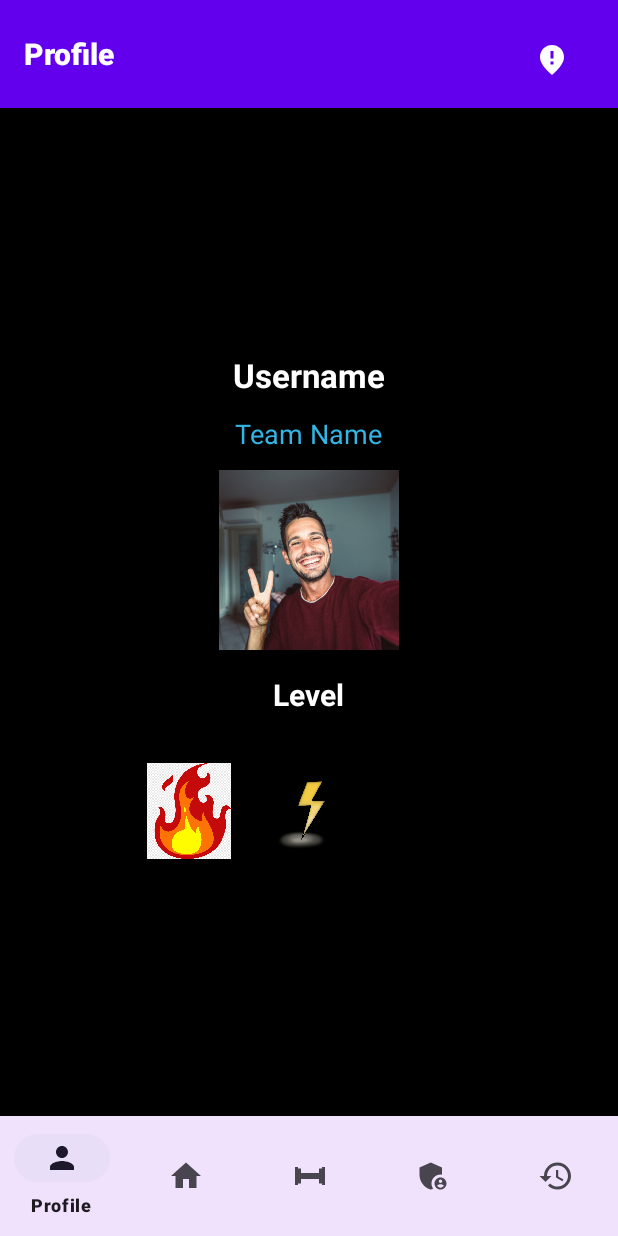
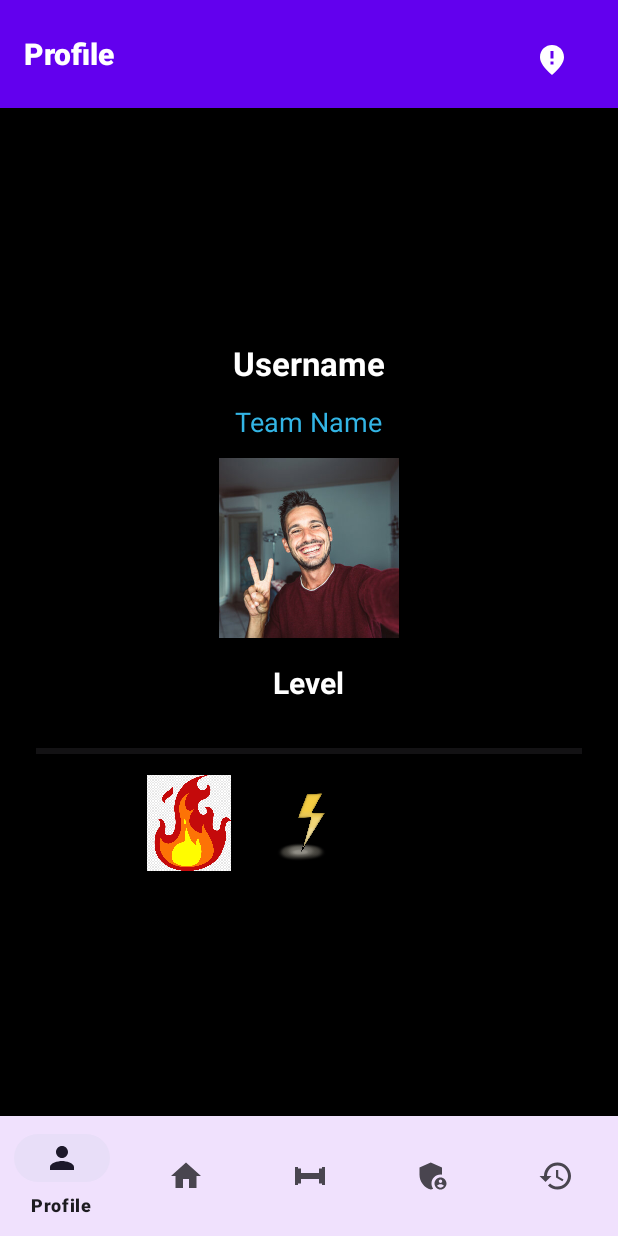
Before and after one commit to leon-tanguay/Training_ARC, an Android app: the ProfileFragment screen opened through its navigation route, on a phone screen of 412 x 824 dp. Run offline under Robolectric (Android 15) with nearby library versions, the phone set to English and light mode, and no system bars; our stand-ins replace Room's generated code, navigation-ui.

Commit message:
added xp increase on profile screen

```diff
--- a/app/src/main/java/com/example/trainingarc/data/UserDao.kt
+++ b/app/src/main/java/com/example/trainingarc/data/UserDao.kt
@@ -4,6 +4,8 @@ import androidx.room.Dao
 import androidx.room.Insert
 import androidx.room.Query
 import com.example.trainingarc.model.User
+import androidx.room.Update
+
 
 @Dao
 interface UserDao {
@@ -15,4 +17,10 @@ interface UserDao {
 
     @Query("SELECT * FROM User WHERE username = :username LIMIT 1")
     fun getUserByUsername(username: String): User?
+
+    @Query("UPDATE user SET points = :points WHERE userId = :userId")
+    fun updatePoints(userId: Int, points: Int)
+
+    @Update
+    fun updateUser(user: User)
 }
--- a/app/src/main/java/com/example/trainingarc/model/AppDatabase.kt
+++ b/app/src/main/java/com/example/trainingarc/model/AppDatabase.kt
@@ -8,7 +8,7 @@ import androidx.room.TypeConverters
 import com.example.trainingarc.data.UserDao
 import com.example.trainingarc.data.WorkoutDao
 
-@Database(entities = [User::class, Workout::class], version = 4)
+@Database(entities = [User::class, Workout::class], version = 7) // ← incremented version
 @TypeConverters(Converters::class)
 abstract class AppDatabase : RoomDatabase() {
 
--- a/app/src/main/java/com/example/trainingarc/model/Profile.kt
+++ b/app/src/main/java/com/example/trainingarc/model/Profile.kt
@@ -7,7 +7,6 @@ import androidx.room.Embedded
 data class Profile(
     val name: String,
     val team: String,
-    val level: Int,
     val profilePicResId: Int,
     val badges: List<Int>
 )
--- a/app/src/main/java/com/example/trainingarc/model/User.kt
+++ b/app/src/main/java/com/example/trainingarc/model/User.kt
@@ -9,5 +9,15 @@ data class User(
     @PrimaryKey(autoGenerate = true) val userId: Int = 0,
     val username: String,
     val email: String,
-    @Embedded val profile: Profile? = null // ✅ Store profile directly
-)
+    val points: Int = 0,
+    val pointsThisWeek: Int = 0,
+
+    @Embedded(prefix = "profile_")
+    val profile: Profile? = null
+) {
+    val level: Int
+        get() = (points / 100) + 1
+
+    val progressToNextLevel: Int
+        get() = points % 100
+}
--- a/app/src/main/java/com/example/trainingarc/testing/TestWorkoutData.kt
+++ b/app/src/main/java/com/example/trainingarc/testing/TestWorkoutData.kt
@@ -8,7 +8,7 @@ import com.example.trainingarc.model.AppDatabase
 suspend fun generateTestWorkoutFeed(context: Context): WorkoutFeed {
     val db = AppDatabase.getDatabase(context)
 
-    val testProfile = Profile("greg", "greg’s g's", 25, 4, emptyList())
+    val testProfile = Profile("greg", "greg’s g's", profilePicResId = 25, badges = emptyList())
 
     val userId = db.userDao().insert(
         User(username = "greg", email = "", profile = testProfile)
--- a/app/src/main/java/com/example/trainingarc/ui/login/LoginActivity.kt
+++ b/app/src/main/java/com/example/trainingarc/ui/login/LoginActivity.kt
@@ -48,7 +48,6 @@ class LoginActivity : AppCompatActivity() {
                             profile = Profile(
                                 name = username,
                                 team = "New Recruit",
-                                level = 1,
                                 profilePicResId = R.drawable.profile_pic_placeholder,
                                 badges = listOf(
                                     R.drawable.badge_fire,
--- a/app/src/main/java/com/example/trainingarc/ui/profile/ProfileFragment.kt
+++ b/app/src/main/java/com/example/trainingarc/ui/profile/ProfileFragment.kt
@@ -14,37 +14,44 @@ class ProfileFragment : Fragment() {
     private var _binding: FragmentProfileBinding? = null
     private val binding get() = _binding!!
 
+    private lateinit var profileViewModel: ProfileViewModel
+
     override fun onCreateView(
         inflater: LayoutInflater,
         container: ViewGroup?,
         savedInstanceState: Bundle?
     ): View {
         _binding = FragmentProfileBinding.inflate(inflater, container, false)
-        val root: View = binding.root
+        return binding.root
+    }
 
-        // ✅ Correct ViewModelProvider for AndroidViewModel
-        val profileViewModel = ViewModelProvider(
+    override fun onViewCreated(view: View, savedInstanceState: Bundle?) {
+        super.onViewCreated(view, savedInstanceState)
+
+        profileViewModel = ViewModelProvider(
             this,
             ViewModelProvider.AndroidViewModelFactory.getInstance(requireActivity().application)
         )[ProfileViewModel::class.java]
 
-        profileViewModel.profile.observe(viewLifecycleOwner) { profile ->
-            binding.nameText.text = profile.name
-            binding.teamText.text = profile.team
-            binding.levelText.text = "Level ${profile.level}"
-            binding.profileImage.setImageResource(profile.profilePicResId)
+        profileViewModel.user.observe(viewLifecycleOwner) { user ->
+            val profile = user.profile
 
-            if (profile.badges.size >= 3) {
-                binding.badge1.setImageResource(profile.badges[0])
-                binding.badge2.setImageResource(profile.badges[1])
-                binding.badge3.setImageResource(profile.badges[2])
+            binding.nameText.text = profile?.name ?: "Unknown"
+            binding.teamText.text = profile?.team ?: "No Team"
+            binding.levelText.text = "Level ${user.level}"
+            binding.xpProgressBar.progress = user.progressToNextLevel
+
+            profile?.badges?.let { badges ->
+                if (badges.size >= 3) {
+                    binding.badge1.setImageResource(badges[0])
+                    binding.badge2.setImageResource(badges[1])
+                    binding.badge3.setImageResource(badges[2])
+                }
             }
         }
 
-        // ✅ Hide the back arrow
-        (requireActivity() as AppCompatActivity).supportActionBar?.setDisplayHomeAsUpEnabled(false)
-
-        return root
+        // ✅ Reload profile as soon as view is created and viewModel is ready
+        profileViewModel.reloadUser()
     }
 
     override fun onDestroyView() {
--- a/app/src/main/java/com/example/trainingarc/ui/profile/ProfileViewModel.kt
+++ b/app/src/main/java/com/example/trainingarc/ui/profile/ProfileViewModel.kt
@@ -7,20 +7,16 @@ import androidx.lifecycle.LiveData
 import androidx.lifecycle.MutableLiveData
 import androidx.lifecycle.viewModelScope
 import com.example.trainingarc.model.AppDatabase
-import com.example.trainingarc.model.Profile
+import com.example.trainingarc.model.User
 import kotlinx.coroutines.Dispatchers
 import kotlinx.coroutines.launch
 
 class ProfileViewModel(application: Application) : AndroidViewModel(application) {
 
-    private val _profile = MutableLiveData<Profile>()
-    val profile: LiveData<Profile> get() = _profile
+    private val _user = MutableLiveData<User>()
+    val user: LiveData<User> get() = _user
 
-    init {
-        loadLoggedInUserProfile()
-    }
-
-    private fun loadLoggedInUserProfile() {
+    fun reloadUser() {
         viewModelScope.launch(Dispatchers.IO) {
             val context = getApplication<Application>().applicationContext
             val prefs = context.getSharedPreferences("user_prefs", Context.MODE_PRIVATE)
@@ -29,8 +25,8 @@ class ProfileViewModel(application: Application) : AndroidViewModel(application)
             if (userId != -1) {
                 val db = AppDatabase.getDatabase(context)
                 val user = db.userDao().getUser(userId)
-                user.profile?.let {
-                    _profile.postValue(it)
+                user?.let {
+                    _user.postValue(it)
                 }
             }
         }
--- a/app/src/main/res/layout/fragment_profile.xml
+++ b/app/src/main/res/layout/fragment_profile.xml
@@ -46,6 +46,14 @@
         android:textColor="@android:color/white"
         android:layout_marginBottom="24dp" />
 
+    <ProgressBar
+        android:id="@+id/xpProgressBar"
+        style="?android:attr/progressBarStyleHorizontal"
+        android:layout_width="match_parent"
+        android:layout_height="wrap_content"
+        android:max="100"
+        android:progress="0" />
+
     <LinearLayout
         android:layout_width="wrap_content"
         android:layout_height="wrap_content"
```
Also changed, not shown: app/src/main/java/com/example/trainingarc/MainActivity.kt (+46 -0 lines), app/src/main/java/com/example/trainingarc/ui/workout/WorkoutFragment.kt (+5 -4 lines).
